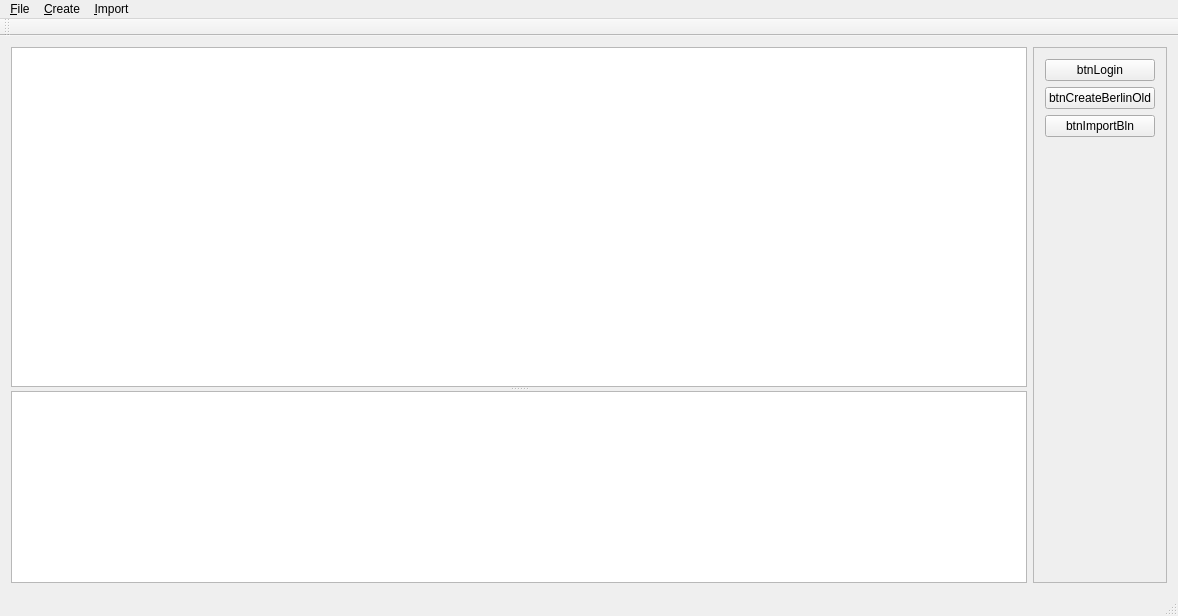
Above: Source/Vergleichsprogramm/MainForm.ui from adeccscholar/Vergleich_Tiers before the change. Below: the same form after it.
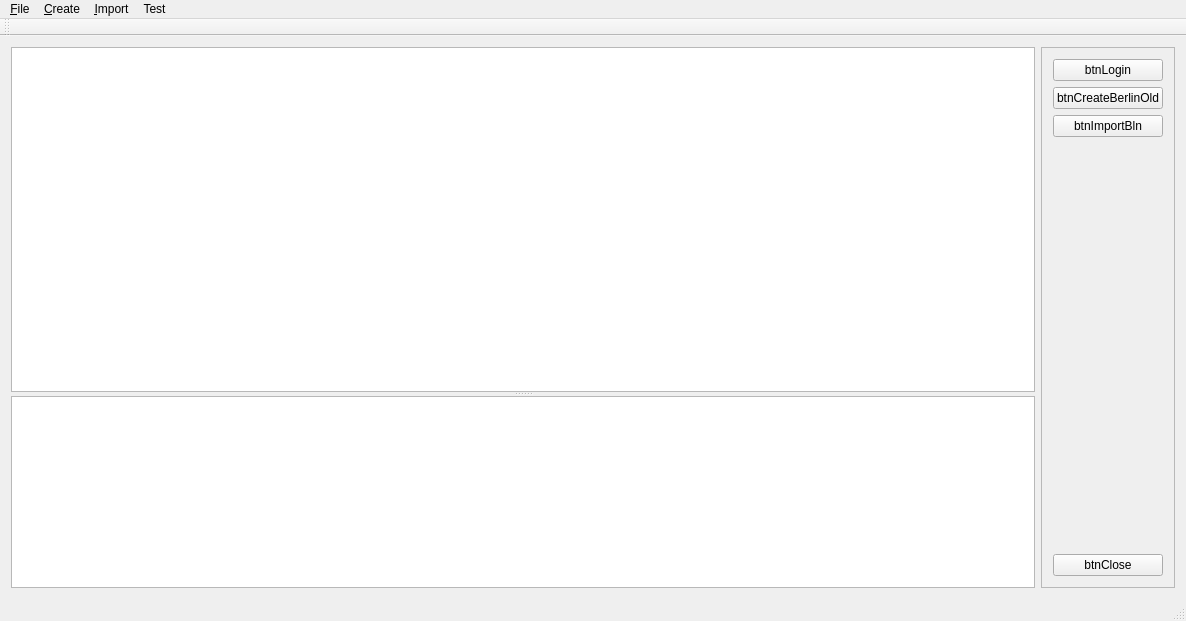
That is the form after the change. Icons and pictures are not drawn.

Diff of the .ui file:
```diff
--- a/Source/Vergleichsprogramm/MainForm.ui
+++ b/Source/Vergleichsprogramm/MainForm.ui
@@ -6,8 +6,8 @@
    <rect>
     <x>0</x>
     <y>0</y>
-    <width>1178</width>
-    <height>616</height>
+    <width>1186</width>
+    <height>621</height>
    </rect>
   </property>
   <property name="windowTitle">
@@ -102,6 +102,13 @@
          </property>
         </spacer>
        </item>
+       <item>
+        <widget class="QPushButton" name="btnClose">
+         <property name="text">
+          <string>btnClose</string>
+         </property>
+        </widget>
+       </item>
       </layout>
      </widget>
     </item>
@@ -112,7 +119,7 @@
     <rect>
      <x>0</x>
      <y>0</y>
-     <width>1178</width>
+     <width>1186</width>
      <height>22</height>
     </rect>
    </property>
@@ -147,9 +154,19 @@
     </widget>
     <addaction name="menu_Berlin_2"/>
    </widget>
+   <widget class="QMenu" name="menuTest">
+    <property name="title">
+     <string>Test</string>
+    </property>
+    <addaction name="actTestProcesses"/>
+    <addaction name="actTestPath"/>
+    <addaction name="actTestPositions"/>
+    <addaction name="actTestSafeVector"/>
+   </widget>
    <addaction name="menu_File"/>
    <addaction name="menu_Create"/>
    <addaction name="menu_Import"/>
+   <addaction name="menuTest"/>
   </widget>
   <widget class="QToolBar" name="mainToolBar">
    <attribute name="toolBarArea">
```
Left out of the diff: 23 changed lines with no effect on the pictures.
